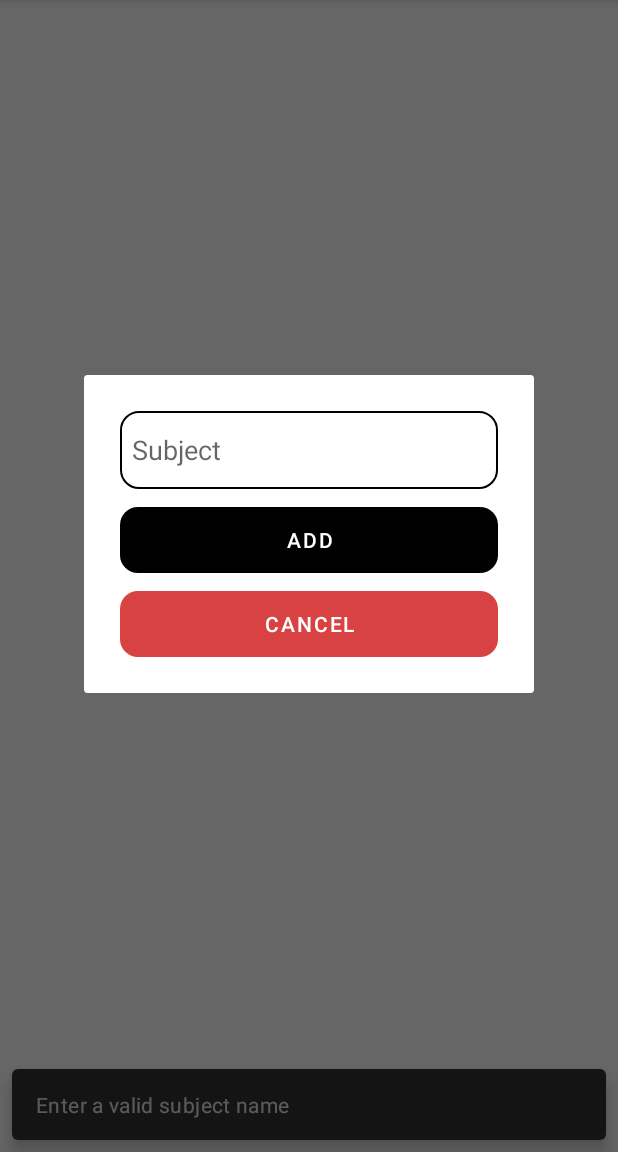
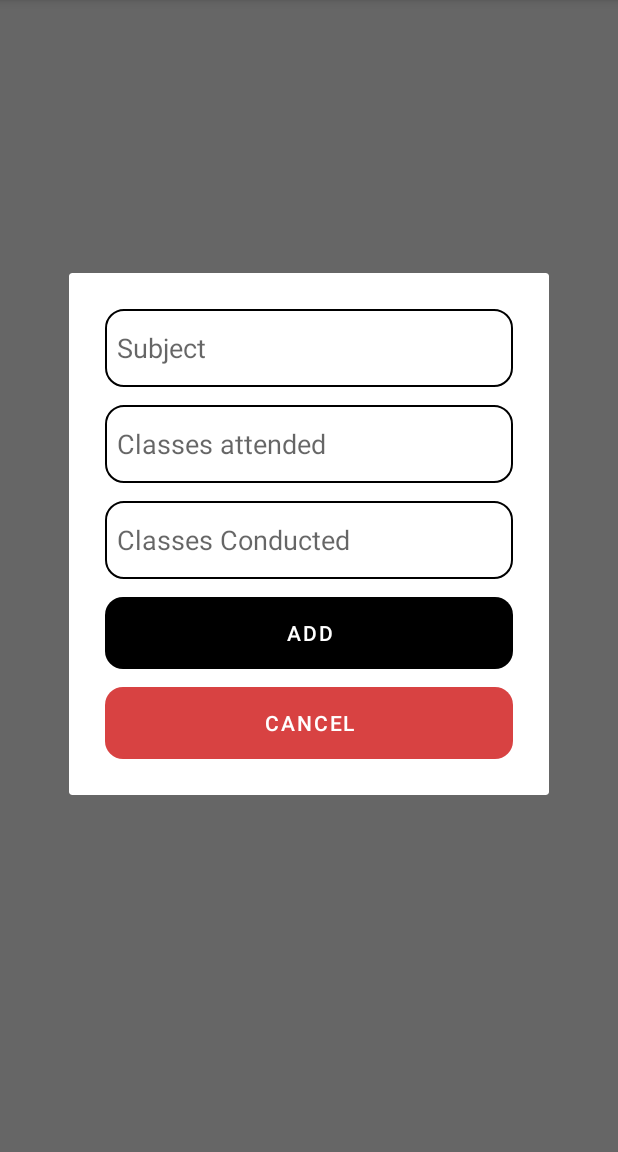
Before and after one commit to prateekthakur272/bunkmate-attandance-tracker, an Android app: the screen it shows after launch (MainActivity), after a tap on "ADD", on a phone screen of 412 x 824 dp, the part 84-1236 px from its top. Run offline under Robolectric (Android 15) with nearby library versions, the phone set to English and light mode, and no system bars; libraries missing offline, so code that uses them is left out: org.eazegraph.lib; 1 other tap on this screen came first.

```diff
--- a/app/src/main/AndroidManifest.xml
+++ b/app/src/main/AndroidManifest.xml
@@ -11,6 +11,9 @@
         android:supportsRtl="true"
         android:theme="@style/Theme.BunkMate"
         tools:targetApi="31">
+        <activity
+            android:name=".AboutActivity"
+            android:exported="false" />
         <activity
             android:name=".ItemActivity"
             android:exported="false" />
--- a/app/src/main/java/com/prateekthakur272/bunkmate/Item.kt
+++ b/app/src/main/java/com/prateekthakur272/bunkmate/Item.kt
@@ -1,14 +1,12 @@
 package com.prateekthakur272.bunkmate
 
-data class Item(val title:String){
+data class Item(val title:String,var lectureAttended:Int = 0,var totalLectures:Int = 0){
     var id: Int = -1
-    var lectureAttended = 0
-    var totalLectures = 0
     var attendance:Float = 0.0f
     constructor(id:Int,title: String,lectureAttended:Int,totalLectures:Int) : this(title){
         this.id = id
         this.lectureAttended = lectureAttended
         this.totalLectures = totalLectures
-        this.attendance = if (totalLectures!=0) (lectureAttended.toFloat()/totalLectures)*100 else 0.0f
+        this.attendance = if (totalLectures!=0) (lectureAttended.toFloat()/totalLectures)*100 else 100f
     }
 }
--- a/app/src/main/java/com/prateekthakur272/bunkmate/ItemDatabaseHelper.kt
+++ b/app/src/main/java/com/prateekthakur272/bunkmate/ItemDatabaseHelper.kt
@@ -33,6 +33,8 @@ class ItemDatabaseHelper(context: Context):SQLiteOpenHelper(context, DB_NAME,nul
         val db = this.writableDatabase
         val cv = ContentValues()
         cv.put(COLUMN_SUBJECT_NAME,item.title)
+        cv.put(COLUMN_ATTENDED,item.lectureAttended)
+        cv.put(COLUMN_TOTAL,item.totalLectures)
         db.insert(TABLE_NAME,null,cv)
     }
     fun markAttendance(id:Int,attended:Boolean = false){
--- a/app/src/main/java/com/prateekthakur272/bunkmate/MainActivity.kt
+++ b/app/src/main/java/com/prateekthakur272/bunkmate/MainActivity.kt
@@ -9,6 +9,7 @@ import android.view.MenuItem
 import android.view.View
 import android.widget.EditText
 import android.widget.TextView
+import android.widget.Toast
 import androidx.recyclerview.widget.LinearLayoutManager
 import androidx.recyclerview.widget.RecyclerView
 import com.google.android.material.button.MaterialButton
@@ -39,20 +40,35 @@ class MainActivity : AppCompatActivity() {
         val addButton:MaterialButton = addItemDialog.findViewById(R.id.button_add)
         val cancelButton:MaterialButton = addItemDialog.findViewById(R.id.button_cancel)
         val subjectName:EditText = addItemDialog.findViewById(R.id.subject_name)
+        val classesAttended:EditText = addItemDialog.findViewById(R.id.lectures_attended)
+        val classesConducted:EditText = addItemDialog.findViewById(R.id.lectures_conducted)
         addButton.setOnClickListener {
-            if (subjectName.text.isNotBlank()) {
-                itemDatabaseHelper.addItem(Item(subjectName.text.toString().trim()))
+
+            val classesConductedInput = if (classesConducted.text.isEmpty()) 0 else classesConducted.text.toString().toInt()
+            val classesAttendedInput = if (classesAttended.text.isEmpty()) 0 else classesAttended.text.toString().toInt()
+
+            if (subjectName.text.isBlank()) {
+                Toast.makeText(this,"Subject name cannot be empty",Toast.LENGTH_SHORT).show()
+            }
+            else if (classesConductedInput < classesAttendedInput){
+                Toast.makeText(this,"Classes conducted should be greater than classes attended",Toast.LENGTH_LONG).show()
+                classesAttended.text.clear()
+                classesConducted.text.clear()
+            }
+            else {
+                itemDatabaseHelper.addItem(Item(subjectName.text.toString().trim(),classesAttendedInput,classesConductedInput))
                 addItemDialog.dismiss()
                 onRestart()
                 Snackbar.make(binding.itemView, "Added", Snackbar.LENGTH_SHORT).show()
+                subjectName.text.clear()
+                classesAttended.text.clear()
+                classesConducted.text.clear()
             }
-            else {
-                Snackbar.make(binding.itemView, "Enter a valid subject name", Snackbar.LENGTH_SHORT).show()
-            }
-            subjectName.text.clear()
         }
         cancelButton.setOnClickListener {
             subjectName.text.clear()
+            classesAttended.text.clear()
+            classesConducted.text.clear()
             addItemDialog.cancel()
         }
         with(binding.noItemMessage){
--- a/app/src/main/res/layout/activity_main.xml
+++ b/app/src/main/res/layout/activity_main.xml
@@ -24,8 +24,7 @@
         app:layout_constraintTop_toTopOf="parent"
         app:layout_constraintEnd_toEndOf="parent"
         app:layout_constraintBottom_toBottomOf="parent"
-        android:visibility="gone"
-        />
+        android:visibility="gone" />
 
 
 </androidx.constraintlayout.widget.ConstraintLayout>
--- a/app/src/main/res/layout/add_item_dialog_layout.xml
+++ b/app/src/main/res/layout/add_item_dialog_layout.xml
@@ -1,42 +1,57 @@
 <?xml version="1.0" encoding="utf-8"?>
-<androidx.constraintlayout.widget.ConstraintLayout xmlns:android="http://schemas.android.com/apk/res/android"
+<LinearLayout
+    xmlns:android="http://schemas.android.com/apk/res/android"
     xmlns:app="http://schemas.android.com/apk/res-auto"
-    android:layout_width="300dp"
+    android:layout_width="320dp"
     android:layout_height="wrap_content"
-    android:padding="24dp">
+    android:padding="24dp"
+    android:orientation="vertical">
 
     <EditText
         android:id="@+id/subject_name"
         android:layout_width="match_parent"
         android:layout_height="52dp"
-        android:hint="Subject"
         android:background="@drawable/text_edit_background"
-        app:layout_constraintStart_toStartOf="parent"
-        app:layout_constraintTop_toTopOf="parent"
+        android:hint="@string/subject"
+        android:padding="8dp"
+        android:inputType="text"/>
+
+    <EditText
+        android:id="@+id/lectures_attended"
+        android:layout_width="match_parent"
+        android:layout_height="52dp"
+        android:layout_marginTop="12dp"
+        android:background="@drawable/text_edit_background"
+        android:hint="@string/classes_attended"
+        android:inputType="number"
         android:padding="8dp"/>
+
+    <EditText
+        android:id="@+id/lectures_conducted"
+        android:layout_width="match_parent"
+        android:layout_height="52dp"
+        android:layout_marginTop="12dp"
+        android:background="@drawable/text_edit_background"
+        android:hint="@string/classes_conducted"
+        android:inputType="number"
+        android:padding="8dp" />
 
     <com.google.android.material.button.MaterialButton
         android:id="@+id/button_add"
         android:layout_width="match_parent"
-        android:layout_height="44dp"
+        android:layout_height="48dp"
         android:layout_marginTop="12dp"
-        android:text="Add"
         android:background="@drawable/button_background"
-        app:layout_constraintTop_toBottomOf="@+id/subject_name"
-        app:layout_constraintStart_toStartOf="parent"
-        app:layout_constraintEnd_toEndOf="parent"
-        app:rippleColor="@color/black"/>
+        android:text="@string/add"
+        app:rippleColor="@color/black" />
 
     <com.google.android.material.button.MaterialButton
         android:id="@+id/button_cancel"
         android:layout_width="match_parent"
-        android:layout_height="44dp"
+        android:layout_height="48dp"
         android:layout_marginTop="12dp"
-        android:text="Cancel"
         android:background="@drawable/button_background"
+        android:text="@string/cancel"
         app:backgroundTint="@color/red"
-        app:layout_constraintTop_toBottomOf="@+id/button_add"
-        app:layout_constraintStart_toStartOf="parent"
-        app:layout_constraintEnd_toEndOf="parent"
-        app:rippleColor="@color/white"/>
-</androidx.constraintlayout.widget.ConstraintLayout>
+        app:rippleColor="@color/white" />
+</LinearLayout>
--- a/app/src/main/res/values/strings.xml
+++ b/app/src/main/res/values/strings.xml
@@ -11,4 +11,12 @@
     <string name="total_lectures_attended">Total lectures attended: %d</string>
     <string name="delete_item">delete item</string>
     <string name="there_are_no_items_to_track">There are no items to track🙂</string>
+    <string name="added">Added</string>
+    <string name="enter_a_valid_subject_name">Enter a valid subject name</string>
+    <string name="deleted">Deleted</string>
+    <string name="subject">Subject</string>
+    <string name="classes_attended">Classes attended</string>
+    <string name="classes_conducted">Classes Conducted</string>
+    <string name="add">Add</string>
+    <string name="cancel">Cancel</string>
 </resources>
```
Also changed, not shown: app/src/main/java/com/prateekthakur272/bunkmate/AboutActivity.kt (added, +11 -0 lines), app/src/main/java/com/prateekthakur272/bunkmate/ItemActivity.kt (+18 -10 lines), app/src/main/res/layout/activity_about.xml (added, +9 -0 lines).
